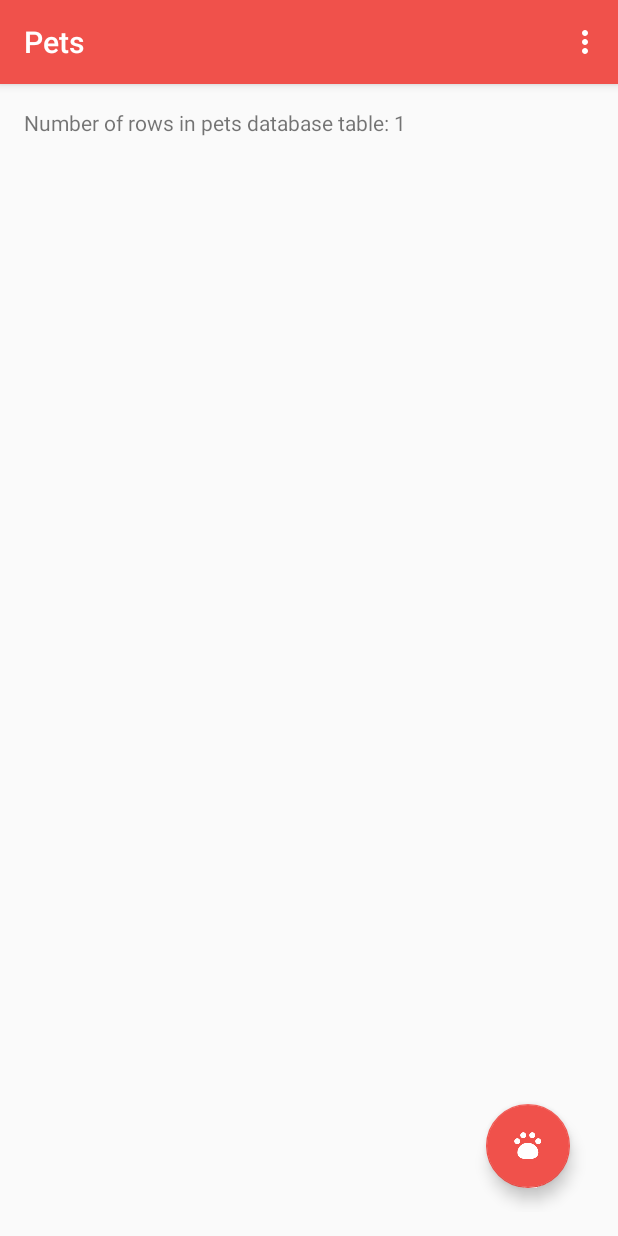
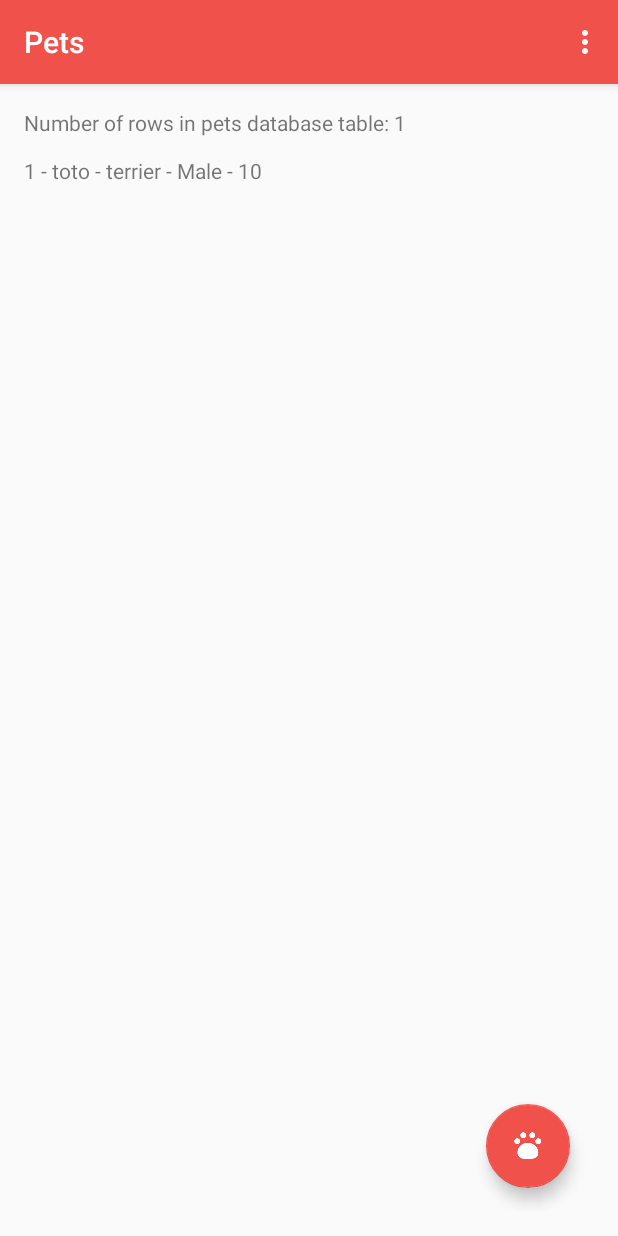
Before and after one commit to rakshit97/Android, an Android app: the screen it shows after launch (MainActivity), in the options menu, after a tap on "Insert dummy data", on a phone screen of 412 x 824 dp. Run offline under Robolectric (Android 15) with nearby library versions, the phone set to English and light mode, and no system bars.

Commit message:
Reading and displaying data from database using Cursor

```diff
--- a/Pets/app/src/main/java/com/example/rakshit/pets/MainActivity.java
+++ b/Pets/app/src/main/java/com/example/rakshit/pets/MainActivity.java
@@ -51,11 +51,28 @@ public class MainActivity extends AppCompatActivity
 
         SQLiteDatabase db = DbHelper.getReadableDatabase();
 
-        Cursor cursor = db.rawQuery("SELECT * FROM " + tableCols.TABLE_NAME, null);
+        String[] projection = {tableCols.COL_ID, tableCols.COL_NAME, tableCols.COL_BREED, tableCols.COL_GENDER, tableCols.COL_WEIGHT};
+
+        Cursor cursor = db.query(tableCols.TABLE_NAME, projection, null, null, null, null, null);
         try
         {
             TextView displayView = (TextView) findViewById(R.id.pet_tv);
-            displayView.setText("Number of rows in pets database table: " + cursor.getCount());
+            displayView.setText("Number of rows in pets database table: " + cursor.getCount()+"\n");
+
+            while(cursor.moveToNext())
+            {
+                displayView.append("\n" + cursor.getInt(0) + " - " + cursor.getString(1) + " - "
+                        + cursor.getString(2) + " - ");
+                if(cursor.getInt(3)==0)
+                    displayView.append("Unknown Gender");
+                else if(cursor.getInt(3)==1)
+                    displayView.append("Male");
+                else
+                    displayView.append("Female");
+
+                displayView.append(" - " + cursor.getInt(4));
+            }
+
         }
         finally
         {
@@ -71,8 +88,8 @@ public class MainActivity extends AppCompatActivity
 
         values.put(tableCols.COL_NAME, "toto");
         values.put(tableCols.COL_BREED, "terrier");
-        values.put(tableCols.COLUMN_GENDER, tableCols.GENDER_MALE);
-        values.put(tableCols.COLUMN_WEIGHT, 10);
+        values.put(tableCols.COL_GENDER, tableCols.GENDER_MALE);
+        values.put(tableCols.COL_WEIGHT, 10);
 
         long rowId = db.insert(tableCols.TABLE_NAME, null, values);
         if(rowId!=-1)
--- a/Pets/app/src/main/java/com/example/rakshit/pets/data/PetsContract.java
+++ b/Pets/app/src/main/java/com/example/rakshit/pets/data/PetsContract.java
@@ -7,11 +7,11 @@ public final class PetsContract
     public static final class tableCols implements BaseColumns
     {
         public static final String TABLE_NAME = "pets";
-        public static final String COLUMN_ID = BaseColumns._ID;
+        public static final String COL_ID = BaseColumns._ID;
         public static final String COL_NAME = "name";
         public static final String COL_BREED = "breed";
-        public static final String COLUMN_GENDER = "gender";
-        public static final String COLUMN_WEIGHT = "weight";
+        public static final String COL_GENDER = "gender";
+        public static final String COL_WEIGHT = "weight";
 
         public static final int GENDER_UNKNOWN = 0;
         public static final int GENDER_MALE = 1;
--- a/Pets/app/src/main/java/com/example/rakshit/pets/data/PetsDBHelper.java
+++ b/Pets/app/src/main/java/com/example/rakshit/pets/data/PetsDBHelper.java
@@ -14,8 +14,8 @@ public class PetsDBHelper extends SQLiteOpenHelper
             + "( " + tableCols._ID + " INTEGER PRIMARY KEY AUTOINCREMENT"
             + ", " + tableCols.COL_NAME + " TEXT NOT NULL"
             + ", " + tableCols.COL_BREED + " TEXT"
-            + ", " + tableCols.COLUMN_GENDER + " INTEGER NOT NULL"
-            + ", " + tableCols.COLUMN_WEIGHT + " INTEGER);";
+            + ", " + tableCols.COL_GENDER + " INTEGER NOT NULL"
+            + ", " + tableCols.COL_WEIGHT + " INTEGER);";
     private static final String DELETE_DB = "";
 
     public PetsDBHelper(Context context)
```
Also changed, not shown: Pets/app/src/main/java/com/example/rakshit/pets/AddActivity.java (+15 -18 lines).
